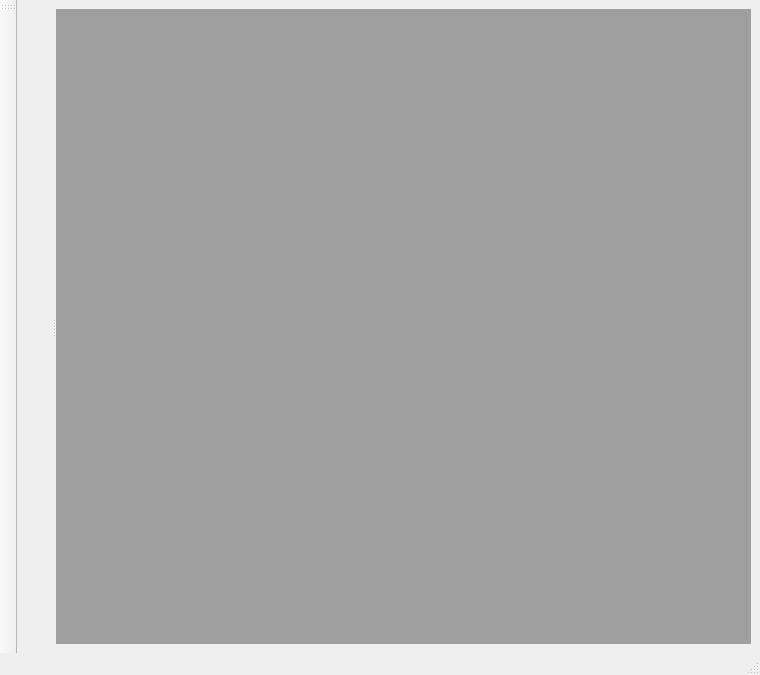
This is gui/piratscs_gui/ui/mainwindow.ui in Nasker/PiratsZMQCS as Qt 5 draws it before an edit. The edited form follows.
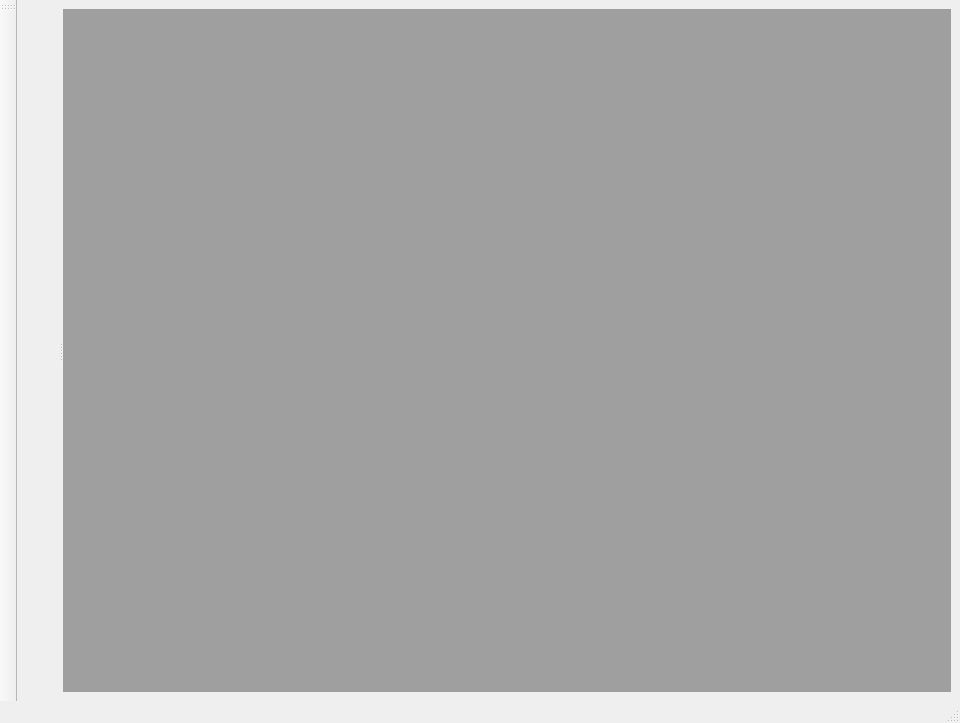
This is the edited form.

Diff of the .ui file:
```diff
--- a/gui/piratscs_gui/ui/mainwindow.ui
+++ b/gui/piratscs_gui/ui/mainwindow.ui
@@ -6,8 +6,8 @@
    <rect>
     <x>0</x>
     <y>0</y>
-    <width>760</width>
-    <height>675</height>
+    <width>960</width>
+    <height>723</height>
    </rect>
   </property>
   <property name="windowTitle">
```
Left out of the diff: 4 changed lines with no effect on the pictures.
